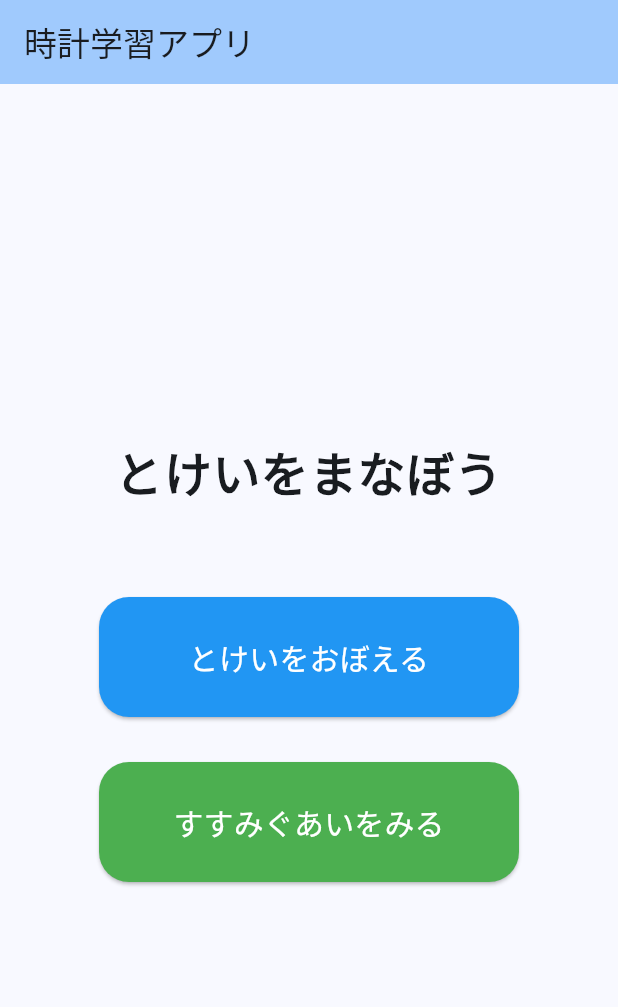
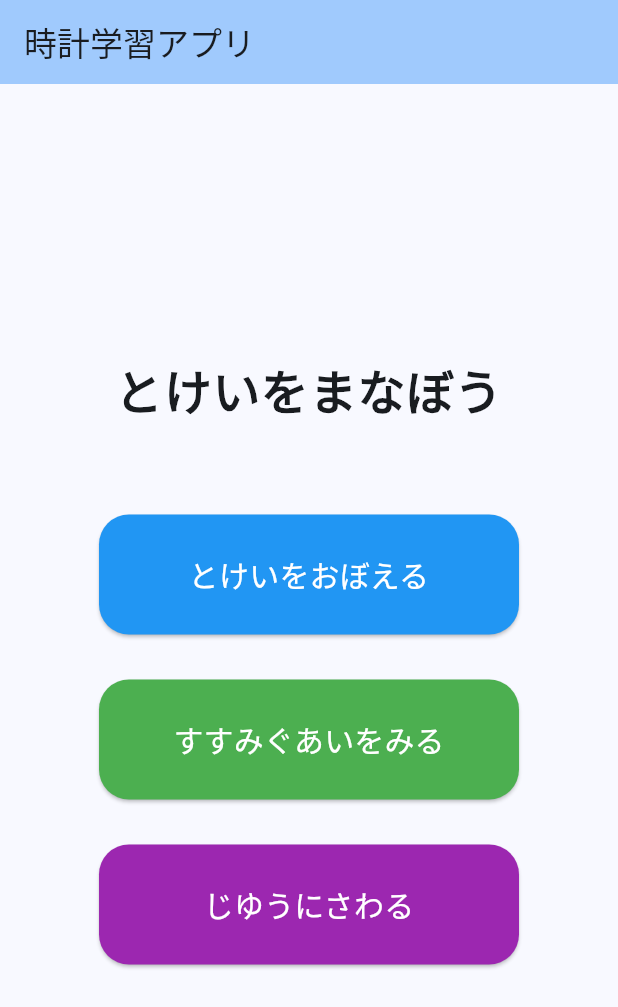
Before and after one commit to star1120eto/clock_learning, a Flutter app: the screen it shows after launch, on a phone screen of 412 x 824 dp. Shown: the top 1007 px of the screen. Run offline on Flutter 3.47's test engine with Material 3 defaults, Android fonts, the phone set to English and light mode, and no system bars; our stand-ins replace audioplayers, shared_preferences.

Commit message:
feat: ホーム画面にじゆうにさわるボタンを追加 (#4)
https://claude.ai/code/session_013yC8Tki6YVZncv75wm1MN5

```diff
--- a/lib/screens/home_screen.dart
+++ b/lib/screens/home_screen.dart
@@ -1,4 +1,5 @@
 import 'package:flutter/material.dart';
+import 'package:clock_learning/screens/free_play_screen.dart';
 import 'package:clock_learning/screens/level_select_screen.dart';
 import 'package:clock_learning/screens/progress_screen.dart';
 
@@ -79,6 +80,33 @@ class HomeScreen extends StatelessWidget {
                 ),
               ),
             ),
+            const SizedBox(height: 30),
+            // じゆうにさわるボタン
+            SizedBox(
+              width: 280,
+              height: 80,
+              child: ElevatedButton(
+                onPressed: () {
+                  Navigator.push(
+                    context,
+                    MaterialPageRoute(
+                      builder: (_) => const FreePlayScreen(),
+                    ),
+                  );
+                },
+                style: ElevatedButton.styleFrom(
+                  backgroundColor: Colors.purple,
+                  foregroundColor: Colors.white,
+                  shape: RoundedRectangleBorder(
+                    borderRadius: BorderRadius.circular(20),
+                  ),
+                ),
+                child: const Text(
+                  'じゆうにさわる',
+                  style: TextStyle(fontSize: 20),
+                ),
+              ),
+            ),
           ],
         ),
       ),
```
